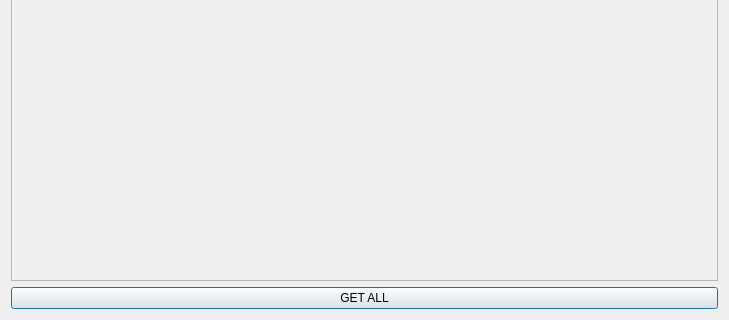
Before: the Qt Designer form OnlineShop/Shop/RequsterClass/RequestClassHandler.ui in JohnMril/ProjectShop, drawn with Qt 5; both pictures show x 0 to 729 and y 230 to 550 of the 729 by 550 pixel window.
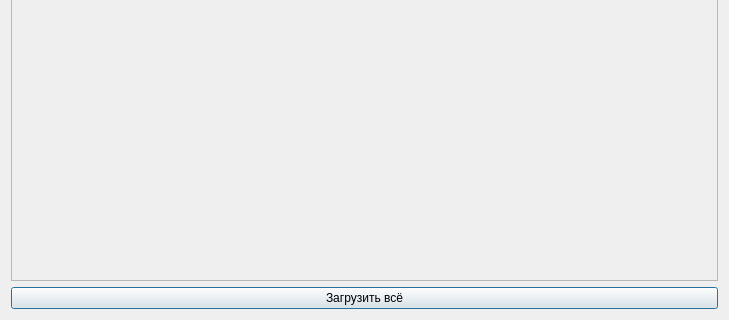
After: the same form once the commit is applied.

What changed in the file:
```diff
--- a/OnlineShop/Shop/RequsterClass/RequestClassHandler.ui
+++ b/OnlineShop/Shop/RequsterClass/RequestClassHandler.ui
@@ -39,7 +39,7 @@
    <item>
     <widget class="QPushButton" name="pushButtonGetAll">
      <property name="text">
-      <string>GET ALL</string>
+      <string>Загрузить всё</string>
      </property>
     </widget>
    </item>
```
